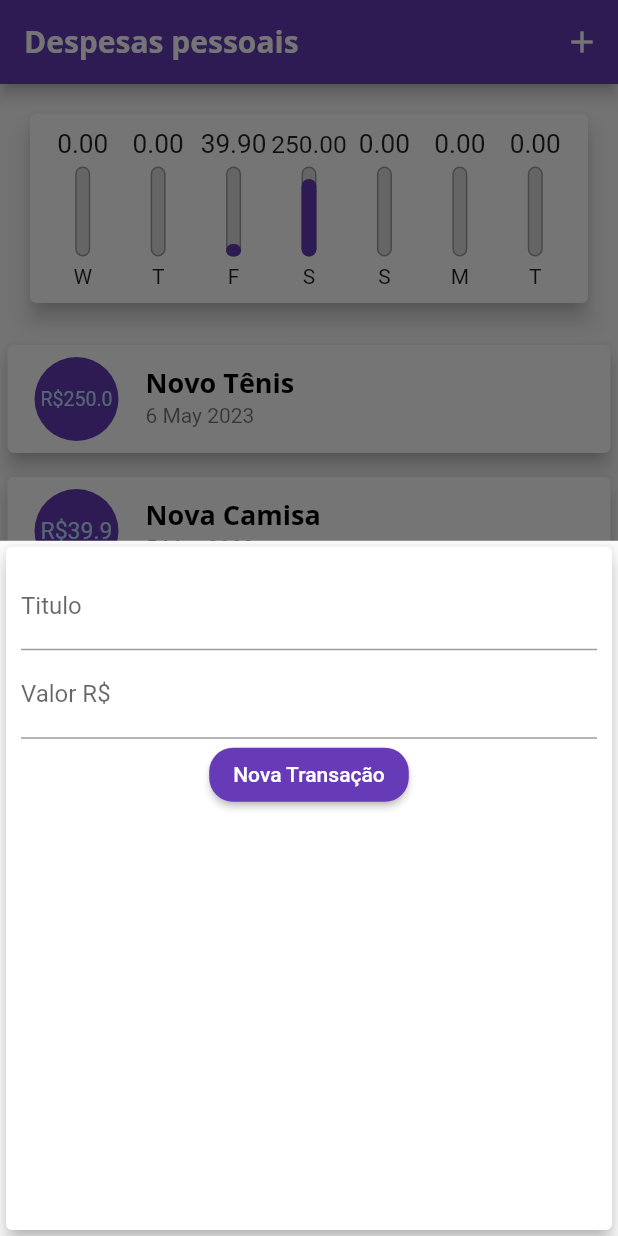
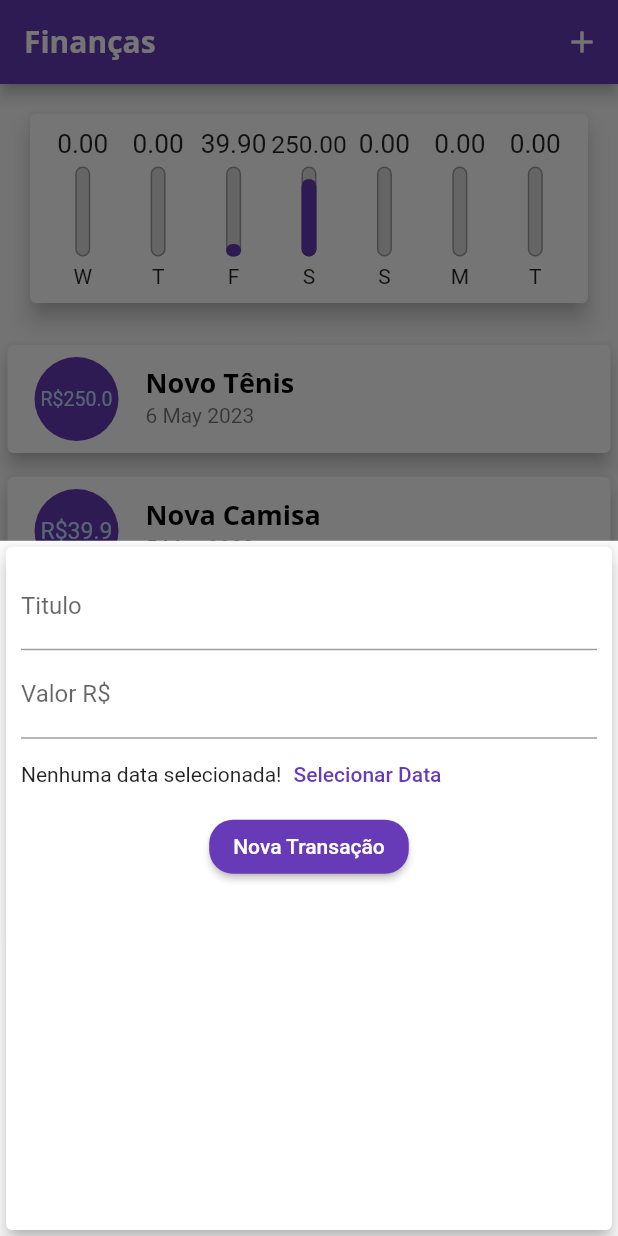
Before and after one commit to Marvingms7/projeto_despesas_pessoais, a Flutter app: the screen it shows after launch, after a tap on the "add" icon, on a phone screen of 412 x 824 dp. Run offline on Flutter 3.47's test engine with Material 2 defaults, Android fonts, the light colour scheme and no system bars.

Commit message:
Adicionando botão
Botão de nova transação

```diff
--- a/lib/components/transaction_form.dart
+++ b/lib/components/transaction_form.dart
@@ -44,6 +44,18 @@ class _TransactionFormState extends State<TransactionForm> {
               decoration: const InputDecoration(labelText: 'Valor R\$'),
               onSubmitted: (_) => _submitForm(),
             ),
+            Row(
+              children: [
+                const Text('Nenhuma data selecionada!'),
+                TextButton(
+                  onPressed: () {},
+                  style: TextButton.styleFrom(
+                    side: const BorderSide(style: BorderStyle.none)
+                  ),
+                  child: const Text('Selecionar Data'),
+                )
+              ],
+            ),
             ElevatedButton(
               onPressed: _submitForm,
               style: ButtonStyle(
--- a/lib/main.dart
+++ b/lib/main.dart
@@ -30,6 +30,9 @@ class ExpensesApp extends StatelessWidget {
             fontWeight: FontWeight.bold,
             color: Colors.black,
           ),
+          labelLarge: const TextStyle(
+            color: Colors.white
+          )
         ),
         appBarTheme: const AppBarTheme(
           titleTextStyle: TextStyle(
@@ -112,7 +115,7 @@ class _MyHomePageState extends State<MyHomePage> {
     return Scaffold(
       appBar: AppBar(
         title: const Text(
-          'Despesas pessoais',
+          'Finanças',
           style: TextStyle(color: Colors.white),
         ),
         actions: [
```
